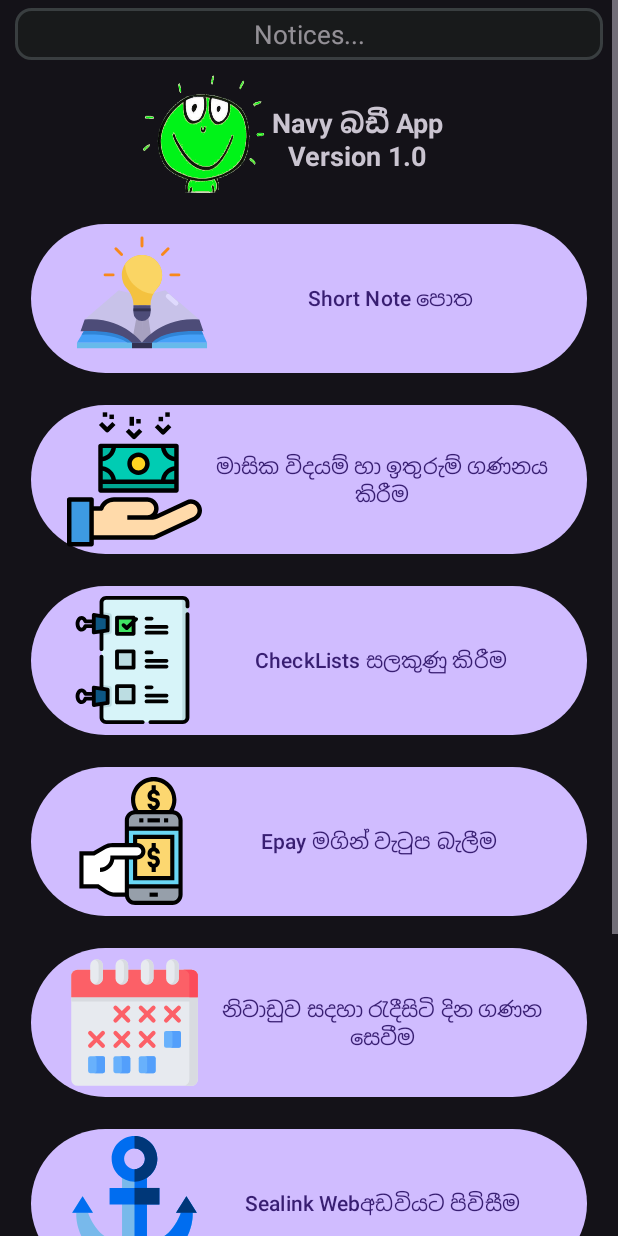
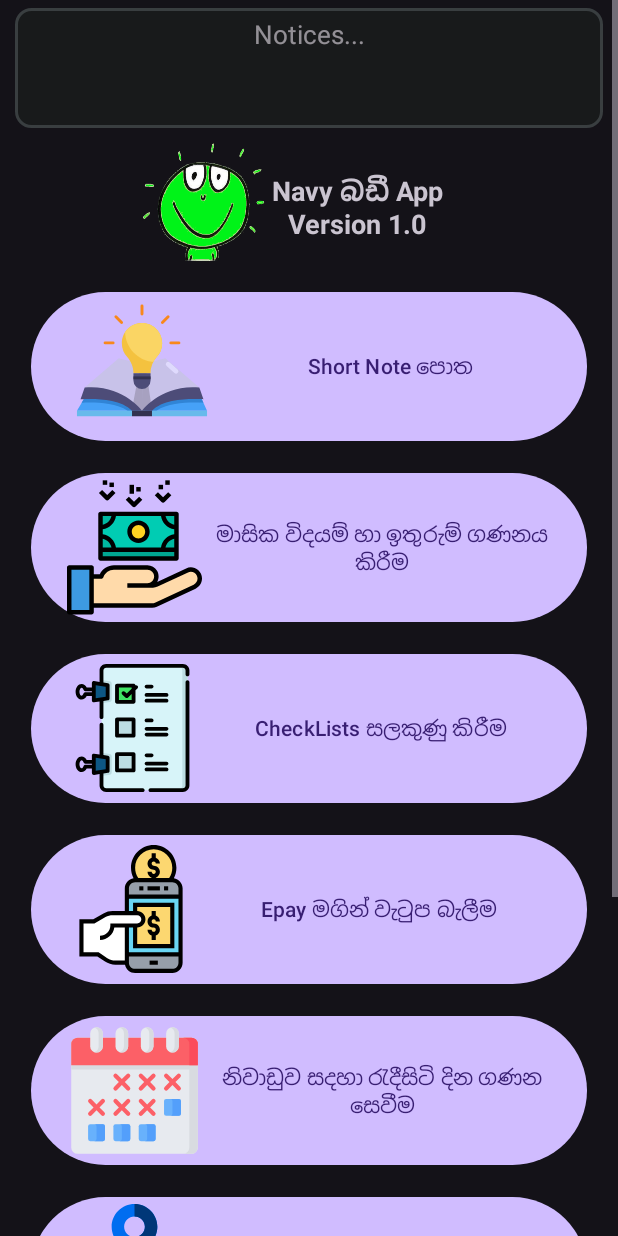
Before and after one commit to hankyoTutorials/navyBuddyApp, an Android app built with Jetpack Compose: the layout activity_main.xml on its own in the app's theme, with its tools: preview values and no code run, on a phone screen of 412 x 824 dp. Run offline under Robolectric (Android 15) with nearby library versions, the light colour scheme and no system bars.

Commit message:
updated some features

```diff
--- a/app/src/main/java/com/hankyo/navyBuddyApp/MainActivity.kt
+++ b/app/src/main/java/com/hankyo/navyBuddyApp/MainActivity.kt
@@ -39,7 +39,7 @@ class MainActivity : AppCompatActivity() {
                     val response: String = response.trim().replace("\n+".toRegex(),"\n") //prevent getting a blank line
                     System.out.println("noticesFromInternet: " + response)
                     val textNoticesSection: TextView = findViewById(R.id.textNoticesSection)
-                    textNoticesSection.setText(response)
+                    textNoticesSection.setText(response +"\n\n")
                 }
 
                 override fun onError(error: ANError) {
--- a/app/src/main/res/layout/activity_main.xml
+++ b/app/src/main/res/layout/activity_main.xml
@@ -23,22 +23,29 @@
             android:layout_height="match_parent"
             android:layout_marginBottom="20dp">
 
-            <TextView
-                android:id="@+id/textNoticesSection"
+            <androidx.core.widget.NestedScrollView
+                android:id="@+id/textNoticesSectionScrollView"
                 android:layout_width="0dp"
-                android:layout_height="wrap_content"
+                android:layout_height="80dp"
                 android:layout_marginTop="5dp"
                 android:layout_marginStart="10dp"
                 android:layout_marginEnd="10dp"
                 android:background="@drawable/dark_brown_bg_and_light_brown_border"
+                app:layout_constraintEnd_toEndOf="parent"
+                app:layout_constraintStart_toStartOf="parent"
+                app:layout_constraintTop_toTopOf="parent"
+                app:layout_constraintBottom_toTopOf="@id/hankyoImage">
+
+            <TextView
+                android:id="@+id/textNoticesSection"
+                android:layout_width="match_parent"
+                android:layout_height="wrap_content"
                 android:padding="5dp"
                 android:hint="Notices..."
                 android:textSize="17dp"
-                android:textAlignment="center"
-                app:layout_constraintEnd_toEndOf="parent"
-                app:layout_constraintStart_toStartOf="parent"
-                app:layout_constraintTop_toTopOf="parent"
-                app:layout_constraintBottom_toTopOf="@id/hankyoImage"/>
+                android:textAlignment="center"/>
+
+            </androidx.core.widget.NestedScrollView>
 
 
             <ImageView
@@ -49,7 +56,7 @@
                 android:scaleType="fitXY"
                 android:src="@drawable/hankyo_profile_with_no_background"
                 app:layout_constraintEnd_toStartOf="@id/centerGuideLine"
-                app:layout_constraintTop_toBottomOf="@id/textNoticesSection"/>
+                app:layout_constraintTop_toBottomOf="@id/textNoticesSectionScrollView"/>
 
 
             <TextView
@@ -64,7 +71,7 @@
                 android:layout_marginLeft="3dp"
                 app:layout_constraintBottom_toTopOf="@id/shortNoteBookButton"
                 app:layout_constraintStart_toEndOf="@id/centerGuideLine"
-                app:layout_constraintTop_toBottomOf="@id/textNoticesSection" />
+                app:layout_constraintTop_toBottomOf="@id/textNoticesSectionScrollView" />
 
 
             <androidx.constraintlayout.widget.Guideline
```
Also changed, not shown: 4 other files.
